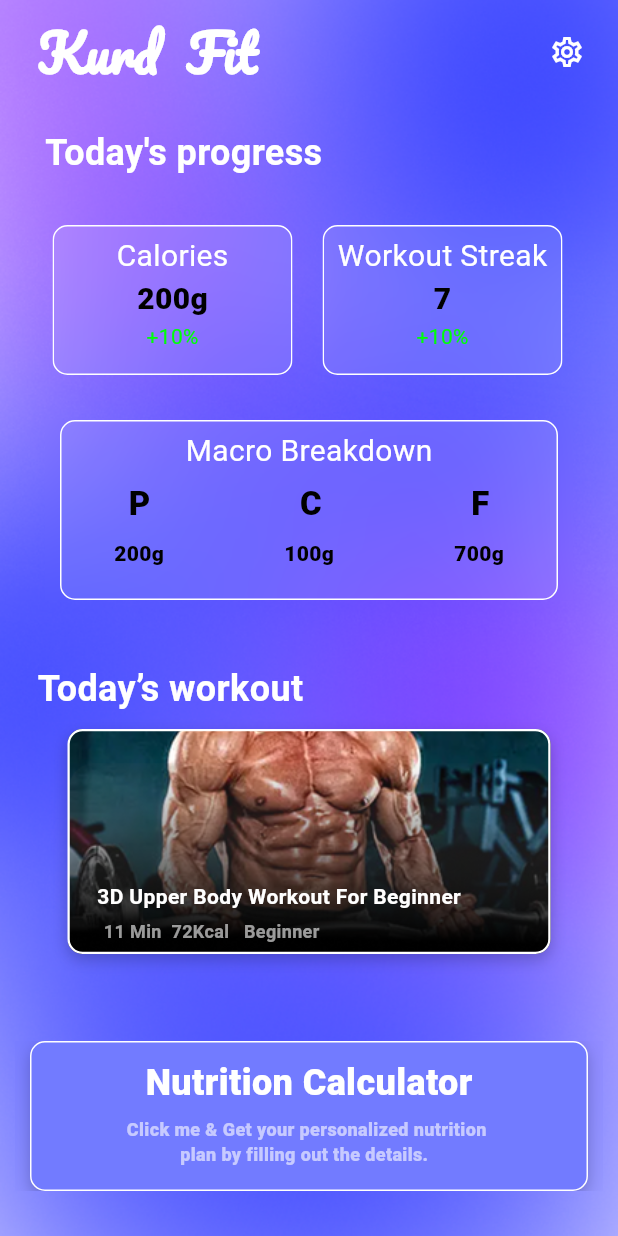
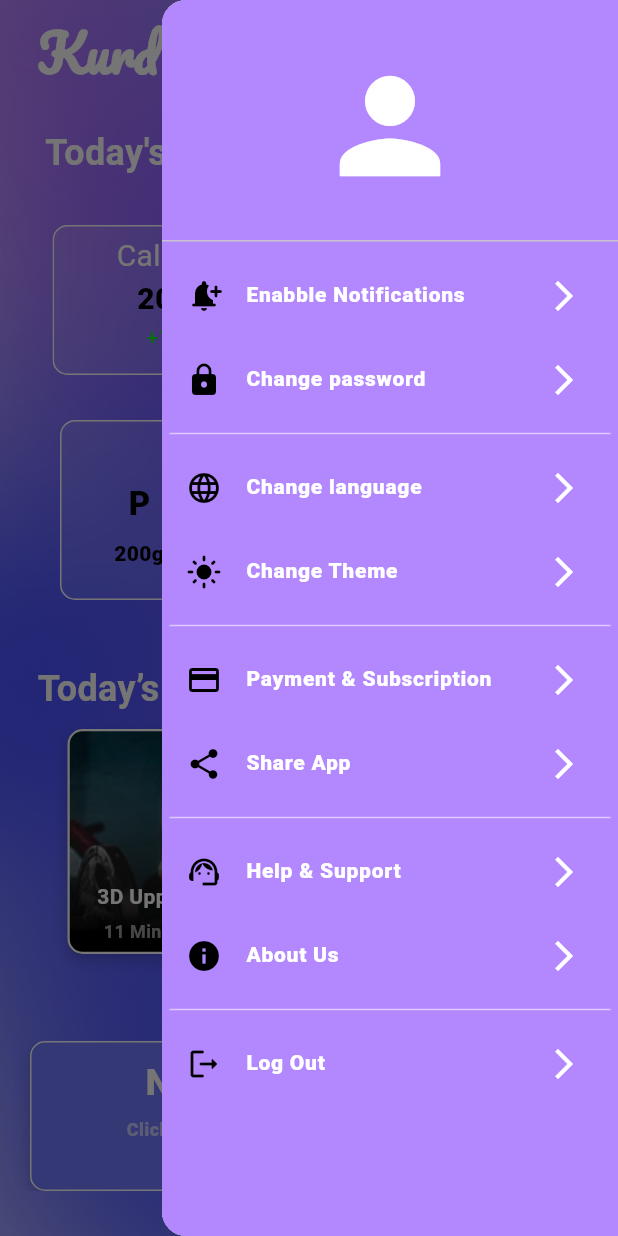
Before and after one commit to Imran-Mohammed-Shekho/Kurd_Fit, a Flutter app: the Dashboard_Screen screen opened directly, with the side drawer open (before the commit the screen has no drawer), on a phone screen of 412 x 824 dp. Run offline on Flutter 3.47's test engine with Material 3 defaults, Android fonts, the phone set to English and light mode, and no system bars; our stand-ins replace curved_navigation_bar, google_fonts.

Commit message:
adding drawer to dashboard

```diff
--- a/root/lib/UI/screens/Dashboard_Screen.dart
+++ b/root/lib/UI/screens/Dashboard_Screen.dart
@@ -11,10 +11,145 @@ class Dashboard_Screen extends StatefulWidget {
 }
 
 class _Dashboard_ScreenState extends State<Dashboard_Screen> {
+  final GlobalKey<ScaffoldState> _scaffoldKey = GlobalKey<ScaffoldState>();
   @override
   Widget build(BuildContext context) {
     return SafeArea(
       child: Scaffold(
+        key: _scaffoldKey,
+        endDrawer: Drawer(
+          child: Container(
+            decoration: BoxDecoration(color: Colors.deepPurpleAccent.shade100),
+            child: ListView(
+              children: [
+                DrawerHeader(
+                  child: Center(
+                    child: Icon(Icons.person, color: Colors.white, size: 100),
+                  ),
+                ),
+
+                listTiles(
+                  Text(
+                    "Enabble Notifications ",
+                    style: TextStyle(
+                      color: Colors.white,
+                      fontWeight: FontWeight.w900,
+                      fontSize: 14,
+                    ),
+                  ),
+                  Icon(Icons.notification_add_rounded, color: Colors.black),
+                  () {},
+                ),
+
+                listTiles(
+                  Text(
+                    "Change password ",
+                    style: TextStyle(
+                      color: Colors.white,
+                      fontWeight: FontWeight.w900,
+                      fontSize: 14,
+                    ),
+                  ),
+                  Icon(Icons.lock, color: Colors.black),
+                  () {},
+                ),
+                dividers(),
+
+                listTiles(
+                  Text(
+                    "Change language",
+                    style: TextStyle(
+                      color: Colors.white,
+                      fontWeight: FontWeight.w900,
+                      fontSize: 14,
+                    ),
+                  ),
+                  Icon(Icons.language, color: Colors.black),
+                  () {},
+                ),
+
+                listTiles(
+                  Text(
+                    "Change Theme",
+                    style: TextStyle(
+                      color: Colors.white,
+                      fontWeight: FontWeight.w900,
+                      fontSize: 14,
+                    ),
+                  ),
+                  Icon(Icons.light_mode, color: Colors.black),
+                  () {},
+                ),
+                dividers(),
+                listTiles(
+                  Text(
+                    "Payment & Subscription",
+                    style: TextStyle(
+                      color: Colors.white,
+                      fontWeight: FontWeight.w900,
+                      fontSize: 14,
+                    ),
+                  ),
+                  Icon(Icons.payment_outlined, color: Colors.black),
+                  () {},
+                ),
+                listTiles(
+                  Text(
+                    "Share App",
+                    style: TextStyle(
+                      color: Colors.white,
+                      fontWeight: FontWeight.w900,
+                      fontSize: 14,
+                    ),
+                  ),
+                  Icon(Icons.share, color: Colors.black),
+                  () {},
+                ),
+
+                dividers(),
+                listTiles(
+                  Text(
+                    "Help & Support",
+                    style: TextStyle(
+                      color: Colors.white,
+                      fontWeight: FontWeight.w900,
+                      fontSize: 14,
+                    ),
+                  ),
+                  Icon(Icons.support_agent, color: Colors.black),
+                  () {},
+                ),
+
+                listTiles(
+                  Text(
+                    "About Us",
+                    style: TextStyle(
+                      color: Colors.white,
+                      fontWeight: FontWeight.w900,
+                      fontSize: 14,
+                    ),
+                  ),
+                  Icon(Icons.info, color: Colors.black),
+                  () {},
+                ),
+
+                dividers(),
+                listTiles(
+                  Text(
+                    "Log Out",
+                    style: TextStyle(
+                      color: Colors.white,
+                      fontWeight: FontWeight.w900,
+                      fontSize: 14,
+                    ),
+                  ),
+                  Icon(Icons.logout_rounded, color: Colors.black),
+                  () {},
+                ),
+              ],
+            ),
+          ),
+        ),
         body: Expanded(
           child: Stack(
             children: [
@@ -25,23 +160,17 @@ class _Dashboard_ScreenState extends State<Dashboard_Screen> {
                 ),
               ),
 
+              Positioned(top: 10, left: 25, right: 10, child: kurdfittext()),
               Positioned(
+                right: 10,
                 top: 10,
-                left: 25,
-                right: 10,
-                child: Row(
-                  mainAxisAlignment: MainAxisAlignment.spaceBetween,
-                  children: [
-                    kurdfittext(),
-
-                    IconButton(
-                      onPressed: () {},
-                      icon: Icon(Icons.settings_outlined, color: Colors.white),
-                    ),
-                  ],
+                child: IconButton(
+                  onPressed: () {
+                    _scaffoldKey.currentState!.openEndDrawer();
+                  },
+                  icon: Icon(Icons.menu, color: Colors.white),
                 ),
               ),
-
               Align(
                 alignment: Alignment.topLeft,
                 child: Padding(
@@ -324,6 +453,31 @@ class _Dashboard_ScreenState extends State<Dashboard_Screen> {
   }
 }
 
+class dividers extends StatelessWidget {
+  @override
+  Widget build(BuildContext context) {
+    return Divider(color: Colors.white54, endIndent: 5, indent: 5);
+  }
+}
+
+class listTiles extends StatelessWidget {
+  final Widget title;
+  final Widget icon;
+  final VoidCallback ontap;
+
+  const listTiles(this.title, this.icon, this.ontap);
+
+  @override
+  Widget build(BuildContext context) {
+    return ListTile(
+      title: title,
+      trailing: Icon(Icons.arrow_forward_ios, color: Colors.white),
+      onTap: ontap,
+      leading: icon,
+    );
+  }
+}
+
 class kurdfittext extends StatelessWidget {
   const kurdfittext({super.key});
 
```
